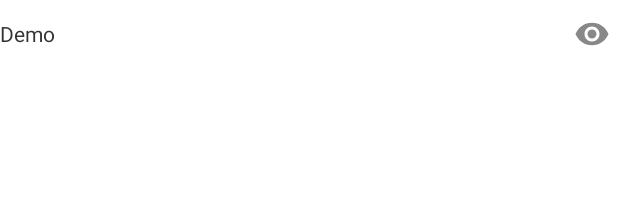
After one commit to FZ985/Demos, an Android app: the layout activity_password.xml on its own in the app's theme, with its tools: preview values and no code run, on a phone screen of 412 x 824 dp. The commit adds this screen. Shown: the top 212 px of the screen. Run offline under Robolectric (Android 15) with nearby library versions, the phone set to English and light mode, and no system bars.

Commit message:
添加密码输入框组件， 切换 明文 与 密文

```diff
--- a/app/src/main/AndroidManifest.xml
+++ b/app/src/main/AndroidManifest.xml
@@ -38,6 +38,7 @@
         <activity android:name=".span.SpanActivity" />
         <activity android:name=".other.AppbarLayoutActivity" />
         <activity android:name=".beziertest.TestBezierActivity" />
+        <activity android:name=".password.PasswordActivity"/>
     </application>
 
 </manifest>
--- a/app/src/main/java/com/demos/MainActivity.java
+++ b/app/src/main/java/com/demos/MainActivity.java
@@ -12,6 +12,7 @@ import com.demos.layoutmanager.LayoutManagerUI1;
 import com.demos.magic.MagicTabActivity1;
 import com.demos.marquee.MarqueeUI;
 import com.demos.other.AppbarLayoutActivity;
+import com.demos.password.PasswordActivity;
 import com.demos.prizedraw.PrizeDrawActivity;
 import com.demos.span.SpanActivity;
 import com.demos.textview.PicTextActivity;
@@ -38,6 +39,7 @@ public class MainActivity extends AppCompatActivity {
         click(binding.span, SpanActivity.class);
         click(binding.appbar, AppbarLayoutActivity.class);
         click(binding.testbezirer, TestBezierActivity.class);
+        click(binding.password, PasswordActivity.class);
 
     }
 
--- /dev/null
+++ b/app/src/main/java/com/demos/password/PasswordEditText.java
@@ -0,0 +1,90 @@
+package com.demos.password;
+
+import android.content.Context;
+import android.content.res.ColorStateList;
+import android.content.res.TypedArray;
+import android.graphics.Color;
+import android.text.Editable;
+import android.text.TextUtils;
+import android.text.TextWatcher;
+import android.text.method.HideReturnsTransformationMethod;
+import android.text.method.PasswordTransformationMethod;
+import android.util.AttributeSet;
+import android.util.TypedValue;
+import android.view.View;
+import android.widget.FrameLayout;
+
+import androidx.annotation.NonNull;
+import androidx.annotation.Nullable;
+import androidx.appcompat.widget.AppCompatEditText;
+
+import com.demos.R;
+import com.demos.widgets.CheckableImageButton;
+
+/**
+ * author : JFZ
+ * date : 2023/9/11 10:14
+ * description : 密码组件
+ */
+public class PasswordEditText extends FrameLayout {
+    private AppCompatEditText et;
+    private CheckableImageButton btn;
+
+    public PasswordEditText(@NonNull Context context) {
+        this(context, null);
+    }
+
+    public PasswordEditText(@NonNull Context context, @Nullable AttributeSet attrs) {
+        this(context, attrs, 0);
+    }
+
+    public PasswordEditText(@NonNull Context context, @Nullable AttributeSet attrs, int defStyleAttr) {
+        super(context, attrs, defStyleAttr);
+        init(context, attrs);
+    }
+
+    private void init(Context context, @Nullable AttributeSet attrs) {
+        View view = inflate(getContext(), R.layout.components_password_edittext, this);
+        et = view.findViewById(R.id.password_et);
+        btn = view.findViewById(R.id.password_btn);
+        TypedArray arr = context.obtainStyledAttributes(attrs, R.styleable.PasswordEditText);
+        String hintStr = arr.getString(R.styleable.PasswordEditText_android_hint);
+        if (!TextUtils.isEmpty(hintStr)) {
+            et.setHint(hintStr);
+        }
+        et.setTextColor(arr.getColor(R.styleable.PasswordEditText_android_textColor, Color.BLACK));
+        et.setHintTextColor(arr.getColor(R.styleable.PasswordEditText_android_textColorHint, Color.GRAY));
+        int size = arr.getDimensionPixelSize(R.styleable.PasswordEditText_android_textSize, 0);
+        if (size != 0) {
+            et.setTextSize(TypedValue.COMPLEX_UNIT_PX, size);
+        }
+        int tint = arr.getColor(R.styleable.PasswordEditText_android_tint, Color.GRAY);
+        btn.setImageTintList(ColorStateList.valueOf(tint));
+        arr.recycle();
+        btn.setOnClickListener(v -> {
+            if (!btn.isChecked()) {
+                et.setTransformationMethod(HideReturnsTransformationMethod.getInstance());
+            } else {
+                et.setTransformationMethod(PasswordTransformationMethod.getInstance());
+            }
+            String text = getText();
+            et.setSelection(text.length());
+            btn.toggle();
+        });
+    }
+
+    public String getText() {
+        Editable text = et.getText();
+        if (text != null) {
+            return text.toString().trim();
+        }
+        return "";
+    }
+
+
+    public void addTextChangedListener(TextWatcher watcher){
+        et.addTextChangedListener(watcher);
+    }
+
+
+}
--- /dev/null
+++ b/app/src/main/res/drawable/pwd_eye_check_drawable.xml
@@ -0,0 +1,22 @@
+<?xml version="1.0" encoding="utf-8"?>
+<animated-selector xmlns:android="http://schemas.android.com/apk/res/android">
+
+    <item
+        android:id="@+id/visible"
+        android:drawable="@drawable/pwd_eye_off"
+        android:state_checked="true" />
+
+    <item
+        android:id="@+id/masked"
+        android:drawable="@drawable/pwd_eye_open" />
+
+    <transition
+        android:drawable="@drawable/pwd_hide_password"
+        android:fromId="@id/masked"
+        android:toId="@id/visible" />
+
+    <transition
+        android:drawable="@drawable/pwd_show_password"
+        android:fromId="@id/visible"
+        android:toId="@id/masked" />
+</animated-selector>
--- /dev/null
+++ b/app/src/main/res/drawable/pwd_eye_off.xml
@@ -0,0 +1,10 @@
+<vector xmlns:android="http://schemas.android.com/apk/res/android"
+    android:width="24dp"
+    android:height="24dp"
+    android:tint="#FFFFFF"
+    android:viewportWidth="24"
+    android:viewportHeight="24">
+    <path
+        android:fillColor="@android:color/white"
+        android:pathData="M12,7c2.76,0 5,2.24 5,5 0,0.65 -0.13,1.26 -0.36,1.83l2.92,2.92c1.51,-1.26 2.7,-2.89 3.43,-4.75 -1.73,-4.39 -6,-7.5 -11,-7.5 -1.4,0 -2.74,0.25 -3.98,0.7l2.16,2.16C10.74,7.13 11.35,7 12,7zM2,4.27l2.28,2.28 0.46,0.46C3.08,8.3 1.78,10.02 1,12c1.73,4.39 6,7.5 11,7.5 1.55,0 3.03,-0.3 4.38,-0.84l0.42,0.42L19.73,22 21,20.73 3.27,3 2,4.27zM7.53,9.8l1.55,1.55c-0.05,0.21 -0.08,0.43 -0.08,0.65 0,1.66 1.34,3 3,3 0.22,0 0.44,-0.03 0.65,-0.08l1.55,1.55c-0.67,0.33 -1.41,0.53 -2.2,0.53 -2.76,0 -5,-2.24 -5,-5 0,-0.79 0.2,-1.53 0.53,-2.2zM11.84,9.02l3.15,3.15 0.02,-0.16c0,-1.66 -1.34,-3 -3,-3l-0.17,0.01z" />
+</vector>
--- /dev/null
+++ b/app/src/main/res/drawable/pwd_eye_open.xml
@@ -0,0 +1,10 @@
+<vector xmlns:android="http://schemas.android.com/apk/res/android"
+    android:width="24dp"
+    android:height="24dp"
+    android:tint="#FFFFFF"
+    android:viewportWidth="24"
+    android:viewportHeight="24">
+    <path
+        android:fillColor="@android:color/white"
+        android:pathData="M12,4.5C7,4.5 2.73,7.61 1,12c1.73,4.39 6,7.5 11,7.5s9.27,-3.11 11,-7.5c-1.73,-4.39 -6,-7.5 -11,-7.5zM12,17c-2.76,0 -5,-2.24 -5,-5s2.24,-5 5,-5 5,2.24 5,5 -2.24,5 -5,5zM12,9c-1.66,0 -3,1.34 -3,3s1.34,3 3,3 3,-1.34 3,-3 -1.34,-3 -3,-3z" />
+</vector>
--- /dev/null
+++ b/app/src/main/res/drawable/pwd_hide_password.xml
@@ -0,0 +1,71 @@
+<?xml version="1.0" encoding="utf-8"?>
+<animated-vector xmlns:android="http://schemas.android.com/apk/res/android"
+    xmlns:aapt="http://schemas.android.com/aapt"
+    xmlns:tools="http://schemas.android.com/tools"
+    tools:ignore="NewApi">
+
+    <aapt:attr name="android:drawable">
+
+        <vector
+            android:width="24dp"
+            android:height="24dp"
+            android:viewportWidth="24"
+            android:viewportHeight="24">
+
+            <path
+                android:name="strike_through"
+                android:pathData="M3.27,4.27 L19.74,20.74"
+                android:strokeWidth="1.8"
+                android:strokeColor="#FFFFFF"
+                android:strokeLineCap="square"
+                android:trimPathEnd="0" />
+
+            <group>
+
+                <clip-path
+                    android:name="eye_mask"
+                    android:pathData="M2,4.27 L2,4.27 L4.54,1.73 L4.54,1.73 L4.54,1 L23,1 L23,23 L1,23 L1,4.27 Z" />
+
+                <path
+                    android:name="eye"
+                    android:fillColor="#FFFFFF"
+                    android:pathData="M12,4.5C7,4.5 2.73,7.61 1,12c1.73,4.39 6,7.5 11,7.5s9.27,-3.11 11,-7.5c-1.73,-4.39 -6,-7.5 -11,-7.5zM12,17c-2.76,0 -5,-2.24 -5,-5s2.24,-5 5,-5 5,2.24 5,5 -2.24,5 -5,5zM12,9c-1.66,0 -3,1.34 -3,3s1.34,3 3,3 3,-1.34 3,-3 -1.34,-3 -3,-3z" />
+
+            </group>
+
+        </vector>
+
+    </aapt:attr>
+
+    <target android:name="eye_mask">
+
+        <aapt:attr name="android:animation">
+
+            <objectAnimator
+                android:duration="@integer/hide_password_duration"
+                android:interpolator="@android:interpolator/fast_out_slow_in"
+                android:propertyName="pathData"
+                android:valueFrom="M2,4.27 L2,4.27 L4.54,1.73 L4.54,1.73 L4.54,1 L23,1 L23,23 L1,23 L1,4.27 Z"
+                android:valueTo="M2,4.27 L19.73,22 L22.27,19.46 L4.54,1.73 L4.54,1 L23,1 L23,23 L1,23 L1,4.27 Z"
+                android:valueType="pathType" />
+
+        </aapt:attr>
+
+    </target>
+
+    <target android:name="strike_through">
+
+        <aapt:attr name="android:animation">
+
+            <objectAnimator
+                android:duration="320"
+                android:interpolator="@android:interpolator/fast_out_slow_in"
+                android:propertyName="trimPathEnd"
+                android:valueFrom="0"
+                android:valueTo="1" />
+
+        </aapt:attr>
+
+    </target>
+
+</animated-vector>
--- /dev/null
+++ b/app/src/main/res/drawable/pwd_show_password.xml
@@ -0,0 +1,70 @@
+<?xml version="1.0" encoding="utf-8"?>
+<animated-vector xmlns:android="http://schemas.android.com/apk/res/android"
+    xmlns:aapt="http://schemas.android.com/aapt"
+    xmlns:tools="http://schemas.android.com/tools"
+    tools:ignore="NewApi">
+
+    <aapt:attr name="android:drawable">
+
+        <vector
+            android:width="24dp"
+            android:height="24dp"
+            android:viewportWidth="24"
+            android:viewportHeight="24">
+
+            <path
+                android:name="strike_through"
+                android:pathData="M3.27,4.27 L19.74,20.74"
+                android:strokeWidth="1.8"
+                android:strokeColor="#FFFFFF"
+                android:strokeLineCap="square" />
+
+            <group>
+
+                <clip-path
+                    android:name="eye_mask"
+                    android:pathData="M2,4.27 L19.73,22 L22.27,19.46 L4.54,1.73 L4.54,1 L23,1 L23,23 L1,23 L1,4.27 Z" />
+
+                <path
+                    android:name="eye"
+                    android:fillColor="#FFFFFF"
+                    android:pathData="M12,4.5C7,4.5 2.73,7.61 1,12c1.73,4.39 6,7.5 11,7.5s9.27,-3.11 11,-7.5c-1.73,-4.39 -6,-7.5 -11,-7.5zM12,17c-2.76,0 -5,-2.24 -5,-5s2.24,-5 5,-5 5,2.24 5,5 -2.24,5 -5,5zM12,9c-1.66,0 -3,1.34 -3,3s1.34,3 3,3 3,-1.34 3,-3 -1.34,-3 -3,-3z" />
+
+            </group>
+
+        </vector>
+
+    </aapt:attr>
+
+    <target android:name="eye_mask">
+
+        <aapt:attr name="android:animation">
+
+            <objectAnimator
+                android:duration="200"
+                android:interpolator="@android:interpolator/fast_out_linear_in"
+                android:propertyName="pathData"
+                android:valueFrom="M2,4.27 L19.73,22 L22.27,19.46 L4.54,1.73 L4.54,1 L23,1 L23,23 L1,23 L1,4.27 Z"
+                android:valueTo="M2,4.27 L2,4.27 L4.54,1.73 L4.54,1.73 L4.54,1 L23,1 L23,23 L1,23 L1,4.27 Z"
+                android:valueType="pathType" />
+
+        </aapt:attr>
+
+    </target>
+
+    <target android:name="strike_through">
+
+        <aapt:attr name="android:animation">
+
+            <objectAnimator
+                android:duration="200"
+                android:interpolator="@android:interpolator/fast_out_linear_in"
+                android:propertyName="trimPathEnd"
+                android:valueFrom="1"
+                android:valueTo="0" />
+
+        </aapt:attr>
+
+    </target>
+
+</animated-vector>
--- /dev/null
+++ b/app/src/main/res/layout/activity_password.xml
@@ -0,0 +1,15 @@
+<?xml version="1.0" encoding="utf-8"?>
+<LinearLayout xmlns:android="http://schemas.android.com/apk/res/android"
+    android:layout_width="match_parent"
+    android:layout_height="match_parent"
+    android:orientation="vertical">
+
+    <com.demos.password.PasswordEditText
+        android:id="@+id/et"
+        android:layout_width="match_parent"
+        android:layout_height="45dp"
+        android:hint="@string/app_name"
+        android:textColor="@color/c_2E86F6"
+        android:textColorHint="#333333"
+        android:textSize="14sp" />
+</LinearLayout>
--- /dev/null
+++ b/app/src/main/res/layout/components_password_edittext.xml
@@ -0,0 +1,28 @@
+<?xml version="1.0" encoding="utf-8"?>
+<LinearLayout xmlns:android="http://schemas.android.com/apk/res/android"
+    xmlns:tools="http://schemas.android.com/tools"
+    android:layout_width="match_parent"
+    android:layout_height="match_parent"
+    android:gravity="center_vertical"
+    android:orientation="horizontal">
+
+    <androidx.appcompat.widget.AppCompatEditText
+        android:id="@+id/password_et"
+        android:layout_width="0dp"
+        android:layout_height="match_parent"
+        android:layout_weight="1"
+        android:background="@android:color/transparent"
+        android:gravity="center_vertical"
+        android:inputType="textPassword"
+        android:maxLines="1"
+        android:paddingRight="5dp"
+        tools:hint="Hint" />
+
+    <com.demos.widgets.CheckableImageButton
+        android:id="@+id/password_btn"
+        android:layout_width="wrap_content"
+        android:layout_height="wrap_content"
+        android:background="@android:color/transparent"
+        android:padding="5dp"
+        android:src="@drawable/pwd_eye_check_drawable" />
+</LinearLayout>
--- a/app/src/main/res/values/styles.xml
+++ b/app/src/main/res/values/styles.xml
@@ -1,7 +1,9 @@
 <?xml version="1.0" encoding="utf-8"?>
 <resources>
+
     <style name="CircleCornerStyle">
         <item name="cornerFamily">rounded</item>
         <item name="cornerSize">50%</item>
     </style>
+
 </resources>
```
Also changed, not shown: app/src/main/java/com/demos/password/PasswordActivity.kt (added, +23 -0 lines), app/src/main/java/com/demos/widgets/CheckableImageButton.java (added, +185 -0 lines), app/src/main/res/layout/activity_main.xml (+21 -11 lines), app/src/main/res/values/attrs.xml (+10 -0 lines).
